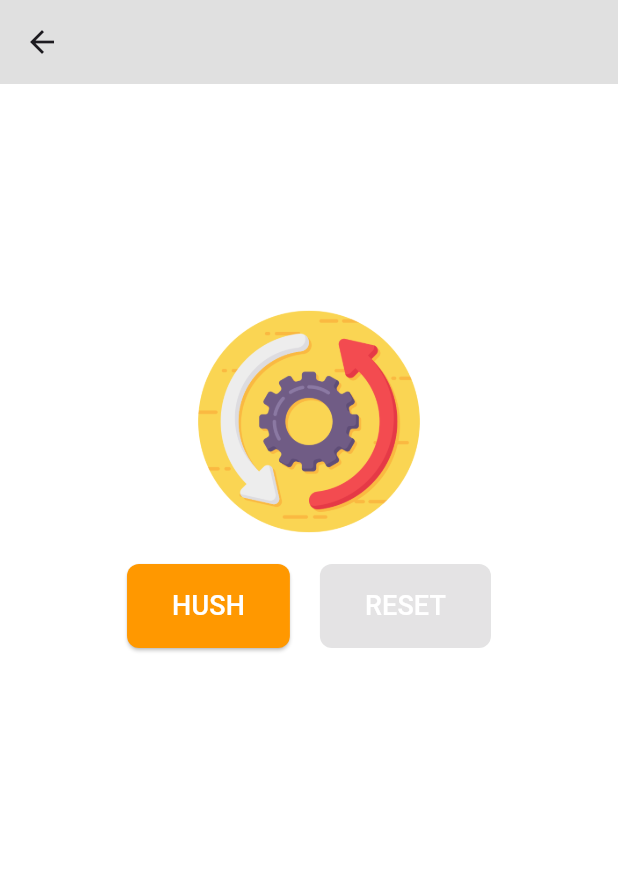
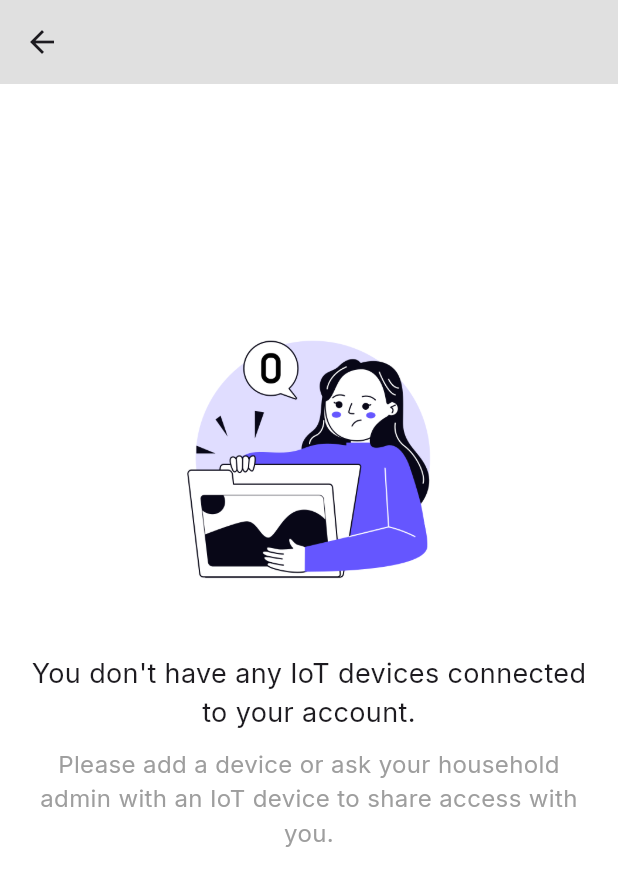
Before and after one commit to Cailo322/PyroSentrix, a Flutter app: the ResetSystemScreen screen opened directly, on a phone screen of 412 x 824 dp. Shown: the top 886 px of the screen. Run offline on Flutter 3.47's test engine with Material 3 defaults, Android fonts, the phone set to English and light mode, and no system bars; our stand-ins replace audioplayers, cloud_firestore, firebase_auth, firebase_core, firebase_messaging, fl_chart and 4 more; missing offline and left inert: esp_smartconfig, mobile_scanner, wifi_scan; accounts and stored records are empty.

Commit message:
NO DEVICE UI FOR ALARMLOGS AND RESET

```diff
--- a/lib/reset_system.dart
+++ b/lib/reset_system.dart
@@ -21,6 +21,7 @@ class _ResetSystemScreenState extends State<ResetSystemScreen> {
   List<Device> _devices = [];
   String? _selectedProductCode;
   Map<String, String> _deviceNames = {};
+  bool _isLoading = true;
 
   @override
   void initState() {
@@ -69,9 +70,13 @@ class _ResetSystemScreenState extends State<ResetSystemScreen> {
         if (_devices.isNotEmpty) {
           _selectedProductCode = _devices.first.productCode;
         }
+        _isLoading = false;
       });
     } catch (e) {
       print('Error fetching devices: $e');
+      setState(() {
+        _isLoading = false;
+      });
     }
   }
 
@@ -109,12 +114,36 @@ class _ResetSystemScreenState extends State<ResetSystemScreen> {
             mainAxisAlignment: MainAxisAlignment.start,
             crossAxisAlignment: CrossAxisAlignment.center,
             children: [
+              if (_isLoading)
+                Padding(
+                  padding: const EdgeInsets.only(top: 150),
+                  child: CircularProgressIndicator(),
+                )
+              else if (_devices.isEmpty)
+                Column(
+                  children: [
+                    Padding(
+                      padding: const EdgeInsets.only(top: 150, bottom: 30),
+                      child: Image.asset('assets/nodevice.png', width: 200, height: 200),
+                    ),
+                    Text(
+                      "You don't have any IoT devices connected to your account.",
+                      textAlign: TextAlign.center,
+                      style: TextStyle(fontSize: 18, fontFamily: 'Inter'),
+                    ),
+                    SizedBox(height: 10),
+                    Text(
+                      "Please add a device or ask your household admin with an IoT device to share access with you.",
+                      textAlign: TextAlign.center,
+                      style: TextStyle(fontSize: 16, color: Colors.grey, fontFamily: 'Inter'),
+                    ),
+                  ],
+                )
+              else ...[
                   Padding(
                     padding: const EdgeInsets.only(top: 150, bottom: 20),
                     child: Image.asset('assets/reset.png', width: 150, height: 150),
                   ),
-
-              if (_devices.isNotEmpty) ...[
                   Padding(
                     padding: const EdgeInsets.symmetric(vertical: 20),
                     child: Container(
@@ -145,8 +174,6 @@ class _ResetSystemScreenState extends State<ResetSystemScreen> {
                       ),
                     ),
                   ),
-              ],
-
                   Row(
                     mainAxisAlignment: MainAxisAlignment.center,
                     children: [
@@ -183,6 +210,7 @@ class _ResetSystemScreenState extends State<ResetSystemScreen> {
                       ),
                     ],
                   ),
+                ],
             ],
           ),
         ),
--- a/pubspec.yaml
+++ b/pubspec.yaml
@@ -133,6 +133,7 @@ flutter:
     - assets/districtlogo.png
     - assets/devicefire.png
     - assets/devicewarning.png
+    - assets/nodevice.png
   fonts:
     - family: Jost
       fonts:
```
Also changed, not shown: lib/alarmlogs.dart (+318 -229 lines), lib/custom_app_bar.dart (+3 -18 lines), assets/nodevice.png (added), pubspec.lock, 4 other files. Lines whose indentation alone changed are shown as unchanged.
